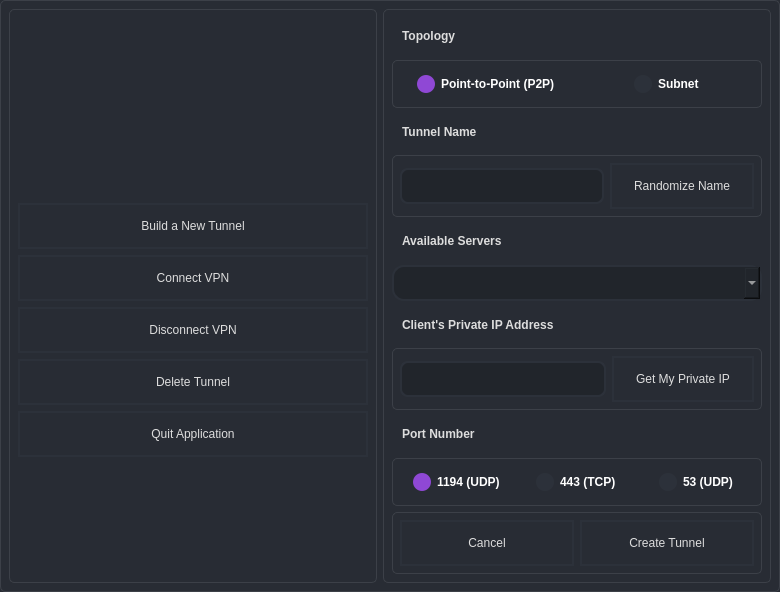
Qt form resources/ui/dashboard.ui (jbjulia/tunnel-vision) before a commit.
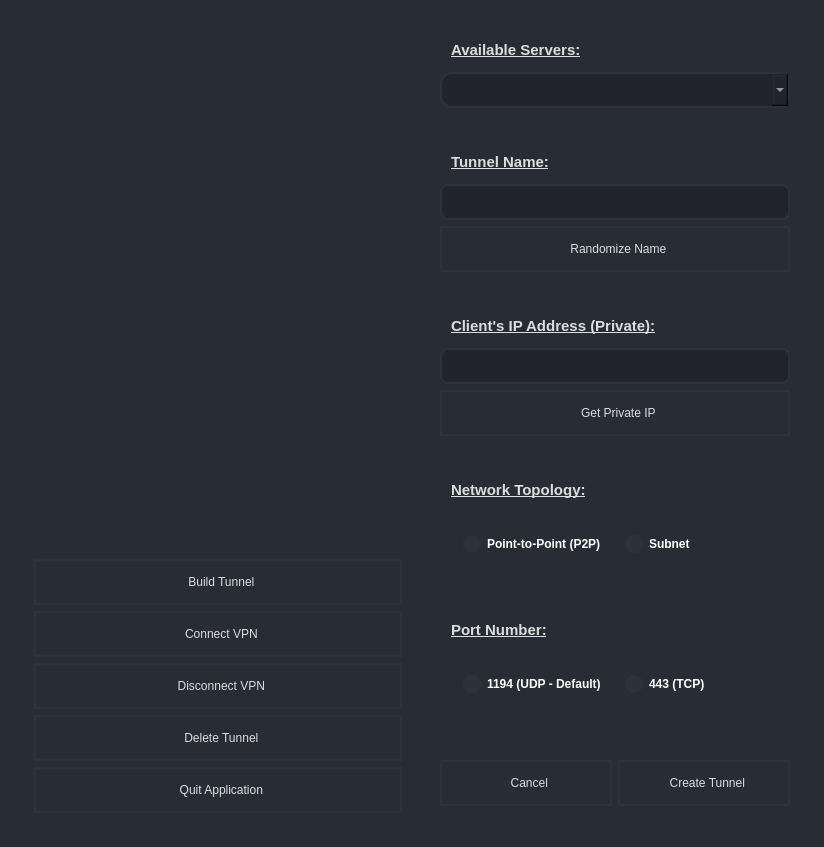
The same form after that commit. Icons and pictures are not drawn.

Diff of the .ui file:
```diff
--- a/resources/ui/dashboard.ui
+++ b/resources/ui/dashboard.ui
@@ -6,29 +6,23 @@
    <rect>
     <x>0</x>
     <y>0</y>
-    <width>780</width>
-    <height>592</height>
+    <width>824</width>
+    <height>847</height>
    </rect>
   </property>
   <property name="windowTitle">
    <string>Guardians of the Gateway - Tunnel Vision</string>
   </property>
   <property name="styleSheet">
-   <string notr="true">/* Global QWidget settings */
+   <string notr="true">/* Global QWidget Settings */
 QWidget {
     color: #DDD;
-    font: 12pt &quot;Ubuntu&quot;;
+    font: 11pt &quot;Ubuntu&quot;;
     background-color: #282C34;
-    border: 1px solid #3C4048;
     border-radius: 5px;
     padding: 7px;
 }
 
-/* Main Window */
-QMainWindow {
-    border: none;
-}
-
 /* ToolTips */
 QToolTip {
     color: #FFF;
@@ -43,7 +37,7 @@
     border: 2px solid #2C313A;
     background-color: transparent;
     padding: 14px 22px;
-    border-radius: 25px;
+    border-radius: 24px;
     outline: none;
 }
 
@@ -141,26 +135,31 @@
   <widget class="QWidget" name="centralwidget">
    <layout class="QHBoxLayout" name="horizontalLayout">
     <item>
-     <widget class="QWidget" name="wgtMainMenu" native="true">
-      <layout class="QVBoxLayout" name="verticalLayout">
-       <item alignment="Qt::AlignHCenter">
-        <widget class="QLabel" name="lblConnectionStatus">
-         <property name="text">
-          <string/>
-         </property>
-        </widget>
-       </item>
-       <item alignment="Qt::AlignHCenter">
+     <widget class="QWidget" name="wgtMenu" native="true">
+      <property name="minimumSize">
+       <size>
+        <width>400</width>
+        <height>0</height>
+       </size>
+      </property>
+      <property name="maximumSize">
+       <size>
+        <width>600</width>
+        <height>16777215</height>
+       </size>
+      </property>
+      <layout class="QGridLayout" name="gridLayout_2">
+       <item row="1" column="0" alignment="Qt::AlignTop">
         <widget class="QLabel" name="lblLogo">
          <property name="text">
           <string/>
          </property>
-         <property name="scaledContents">
-          <bool>true</bool>
+         <property name="alignment">
+          <set>Qt::AlignCenter</set>
          </property>
         </widget>
        </item>
-       <item>
+       <item row="2" column="0">
         <spacer name="verticalSpacer">
          <property name="orientation">
           <enum>Qt::Vertical</enum>
@@ -173,402 +172,407 @@
          </property>
         </spacer>
        </item>
-       <item alignment="Qt::AlignHCenter">
-        <widget class="QPushButton" name="btnBuildNewTunnel">
+       <item row="3" column="0" alignment="Qt::AlignHCenter">
+        <widget class="QFrame" name="frmMenu">
          <property name="minimumSize">
           <size>
-           <width>350</width>
+           <width>400</width>
            <height>0</height>
           </size>
          </property>
-         <property name="maximumSize">
-          <size>
-           <width>350</width>
-           <height>16777215</height>
-          </size>
+         <property name="frameShape">
+          <enum>QFrame::StyledPanel</enum>
          </property>
-         <property name="text">
-          <string>Build a New Tunnel</string>
+         <property name="frameShadow">
+          <enum>QFrame::Raised</enum>
          </property>
+         <layout class="QVBoxLayout" name="verticalLayout">
+          <item>
+           <widget class="QPushButton" name="btnBuildTunnel">
+            <property name="text">
+             <string>  Build Tunnel</string>
+            </property>
+           </widget>
+          </item>
+          <item>
+           <widget class="QPushButton" name="btnConnectVPN">
+            <property name="text">
+             <string>  Connect VPN</string>
+            </property>
+           </widget>
+          </item>
+          <item>
+           <widget class="QPushButton" name="btnDisconnectVPN">
+            <property name="text">
+             <string>  Disconnect VPN</string>
+            </property>
+           </widget>
+          </item>
+          <item>
+           <widget class="QPushButton" name="btnDeleteTunnel">
+            <property name="text">
+             <string>  Delete Tunnel</string>
+            </property>
+           </widget>
+          </item>
+          <item>
+           <widget class="QPushButton" name="btnQuitApplication">
+            <property name="text">
+             <string>  Quit Application</string>
+            </property>
+           </widget>
+          </item>
+         </layout>
         </widget>
        </item>
-       <item alignment="Qt::AlignHCenter">
-        <widget class="QPushButton" name="btnConnectVPN">
-         <property name="minimumSize">
-          <size>
-           <width>350</width>
-           <height>0</height>
-          </size>
-         </property>
-         <property name="maximumSize">
-          <size>
-           <width>350</width>
-           <height>16777215</height>
-          </size>
-         </property>
+       <item row="0" column="0" alignment="Qt::AlignTop">
+        <widget class="QLabel" name="lblConnectionStatus">
          <property name="text">
-          <string>Connect VPN</string>
+          <string/>
          </property>
-        </widget>
-       </item>
-       <item alignment="Qt::AlignHCenter">
-        <widget class="QPushButton" name="btnDisconnectVPN">
-         <property name="minimumSize">
-          <size>
-           <width>350</width>
-           <height>0</height>
-          </size>
+         <property name="alignment">
+          <set>Qt::AlignCenter</set>
          </property>
-         <property name="maximumSize">
-          <size>
-           <width>350</width>
-           <height>16777215</height>
-          </size>
-         </property>
-         <property name="text">
-          <string>Disconnect VPN</string>
-         </property>
         </widget>
        </item>
-       <item alignment="Qt::AlignHCenter">
-        <widget class="QPushButton" name="btnDeleteTunnel">
-         <property name="minimumSize">
-          <size>
-           <width>350</width>
-           <height>0</height>
-          </size>
-         </property>
-         <property name="maximumSize">
-          <size>
-           <width>350</width>
-           <height>16777215</height>
-          </size>
-         </property>
-         <property name="text">
-          <string>Delete Tunnel</string>
-         </property>
-        </widget>
-       </item>
-       <item alignment="Qt::AlignHCenter">
-        <widget class="QPushButton" name="btnQuitApplication">
-         <property name="minimumSize">
-          <size>
-           <width>350</width>
-           <height>0</height>
-          </size>
-         </property>
-         <property name="maximumSize">
-          <size>
-           <width>350</width>
-           <height>16777215</height>
-          </size>
-         </property>
-         <property name="text">
-          <string>Quit Application</string>
-         </property>
-        </widget>
-       </item>
-       <item>
-        <spacer name="verticalSpacer_2">
-         <property name="orientation">
-          <enum>Qt::Vertical</enum>
-         </property>
-         <property name="sizeHint" stdset="0">
-          <size>
-           <width>20</width>
-           <height>40</height>
-          </size>
-         </property>
-        </spacer>
-       </item>
       </layout>
      </widget>
     </item>
     <item>
      <widget class="QWidget" name="wgtConfiguration" native="true">
-      <layout class="QVBoxLayout" name="verticalLayout_2">
-       <item>
-        <widget class="QLabel" name="lblTopology">
-         <property name="text">
-          <string>Topology</string>
+      <property name="minimumSize">
+       <size>
+        <width>400</width>
+        <height>0</height>
+       </size>
+      </property>
+      <property name="maximumSize">
+       <size>
+        <width>600</width>
+        <height>16777215</height>
+       </size>
+      </property>
+      <layout class="QGridLayout" name="gridLayout">
+       <item row="0" column="0">
+        <widget class="QFrame" name="frmAvailableServers">
+         <property name="maximumSize">
+          <size>
+           <width>550</width>
+           <height>16777215</height>
+          </size>
          </property>
-        </widget>
-       </item>
-       <item alignment="Qt::AlignTop">
-        <widget class="QFrame" name="frmTopology">
          <property name="frameShape">
-          <enum>QFrame::NoFrame</enum>
+          <enum>QFrame::StyledPanel</enum>
          </property>
          <property name="frameShadow">
           <enum>QFrame::Raised</enum>
          </property>
-         <layout class="QHBoxLayout" name="horizontalLayout_2">
-          <property name="leftMargin">
-           <number>0</number>
-          </property>
-          <property name="topMargin">
-           <number>0</number>
-          </property>
-          <property name="rightMargin">
-           <number>0</number>
-          </property>
-          <property name="bottomMargin">
-           <number>0</number>
-          </property>
-          <item alignment="Qt::AlignHCenter">
-           <widget class="QRadioButton" name="radP2P">
-            <property name="toolTip">
-             <string>Best for direct connections between two systems. Low-latency
-                                                        but less flexible.
-                                                    </string>
+         <layout class="QVBoxLayout" name="verticalLayout_2">
+          <item>
+           <widget class="QLabel" name="lblAvailableServers">
+            <property name="font">
+             <font>
+              <family>Ubuntu</family>
+              <pointsize>11</pointsize>
+              <italic>false</italic>
+              <bold>true</bold>
+              <underline>true</underline>
+             </font>
             </property>
             <property name="text">
-             <string>Point-to-Point (P2P)</string>
-            </property>
-            <property name="checked">
-             <bool>true</bool>
+             <string>Available Servers:</string>
             </property>
            </widget>
           </item>
-          <item alignment="Qt::AlignHCenter">
-           <widget class="QRadioButton" name="radSubnet">
-            <property name="toolTip">
-             <string>Ideal for multiple connections through a single server. More
-                                                        flexible but higher latency.
-                                                    </string>
+          <item>
+           <widget class="QComboBox" name="cmbAvailableServers">
+            <property name="currentIndex">
+             <number>-1</number>
             </property>
-            <property name="text">
-             <string>Subnet</string>
-            </property>
+            <item>
+             <property name="text">
+              <string>Bangalore (blr1)</string>
+             </property>
+            </item>
+            <item>
+             <property name="text">
+              <string>Frankfurt (fra1)</string>
+             </property>
+            </item>
+            <item>
+             <property name="text">
+              <string>London (lon1)</string>
+             </property>
+            </item>
+            <item>
+             <property name="text">
+              <string>New York (nyc1)</string>
+             </property>
+            </item>
+            <item>
+             <property name="text">
+              <string>San Francisco (sfo3)</string>
+             </property>
+            </item>
            </widget>
           </item>
          </layout>
         </widget>
        </item>
-       <item>
-        <widget class="QLabel" name="lblTunnelName">
-         <property name="text">
-          <string>Tunnel Name</string>
-         </property>
-        </widget>
-       </item>
-       <item>
+       <item row="1" column="0">
         <widget class="QFrame" name="frmTunnelName">
+         <property name="maximumSize">
+          <size>
+           <width>550</width>
+           <height>16777215</height>
+          </size>
+         </property>
          <property name="frameShape">
-          <enum>QFrame::NoFrame</enum>
+          <enum>QFrame::StyledPanel</enum>
          </property>
          <property name="frameShadow">
           <enum>QFrame::Raised</enum>
          </property>
-         <layout class="QHBoxLayout" name="horizontalLayout_6">
-          <property name="leftMargin">
-           <number>0</number>
-          </property>
-          <property name="topMargin">
-           <number>0</number>
-          </property>
-          <property name="rightMargin">
-           <number>0</number>
-          </property>
-          <property name="bottomMargin">
-           <number>0</number>
-          </property>
+         <layout class="QVBoxLayout" name="verticalLayout_3">
           <item>
-           <widget class="QLineEdit" name="txtTunnelName"/>
+           <widget class="QLabel" name="lblTunnelName">
+            <property name="font">
+             <font>
+              <family>Ubuntu</family>
+              <pointsize>11</pointsize>
+              <italic>false</italic>
+              <bold>true</bold>
+              <underline>true</underline>
+             </font>
+            </property>
+            <property name="text">
+             <string>Tunnel Name:</string>
+            </property>
+           </widget>
+          </item>
+          <item>
+           <widget class="QLineEdit" name="txtTunnelName">
+            <property name="alignment">
+             <set>Qt::AlignCenter</set>
+            </property>
+           </widget>
           </item>
           <item>
            <widget class="QPushButton" name="btnRandomizeName">
             <property name="text">
-             <string>Randomize Name</string>
+             <string>  Randomize Name</string>
             </property>
            </widget>
           </item>
          </layout>
         </widget>
        </item>
-       <item>
-        <widget class="QLabel" name="lblAvailableServers">
-         <property name="text">
-          <string>Available Servers</string>
-         </property>
-        </widget>
-       </item>
-       <item>
-        <widget class="QComboBox" name="cmbAvailableServers">
-         <property name="currentIndex">
-          <number>-1</number>
-         </property>
-         <item>
-          <property name="text">
-           <string>Bangalore (blr1)</string>
-          </property>
-         </item>
-         <item>
-          <property name="text">
-           <string>Frankfurt (fra1)</string>
-          </property>
-         </item>
-         <item>
-          <property name="text">
-           <string>London (lon1)</string>
-          </property>
-         </item>
-         <item>
-          <property name="text">
-           <string>New York (nyc1)</string>
-          </property>
-         </item>
-         <item>
-          <property name="text">
-           <string>San Francisco (sfo3)</string>
-          </property>
-         </item>
-        </widget>
-       </item>
-       <item>
-        <widget class="QLabel" name="lblClientPrivateIP">
-         <property name="text">
-          <string>Client's Private IP Address</string>
-         </property>
-        </widget>
-       </item>
-       <item>
+       <item row="2" column="0">
         <widget class="QFrame" name="frmClientPrivateIP">
+         <property name="maximumSize">
+          <size>
+           <width>550</width>
+           <height>16777215</height>
+          </size>
+         </property>
          <property name="frameShape">
-          <enum>QFrame::NoFrame</enum>
+          <enum>QFrame::StyledPanel</enum>
          </property>
          <property name="frameShadow">
           <enum>QFrame::Raised</enum>
          </property>
-         <layout class="QHBoxLayout" name="horizontalLayout_3">
-          <property name="leftMargin">
-           <number>0</number>
-          </property>
-          <property name="topMargin">
-           <number>0</number>
-          </property>
-          <property name="rightMargin">
-           <number>0</number>
-          </property>
-          <property name="bottomMargin">
-           <number>0</number>
-          </property>
+         <layout class="QVBoxLayout" name="verticalLayout_4">
           <item>
-           <widget class="QLineEdit" name="txtClientPrivateIP"/>
+           <widget class="QLabel" name="lblClientPrivateIP">
+            <property name="font">
+             <font>
+              <family>Ubuntu</family>
+              <pointsize>11</pointsize>
+              <italic>false</italic>
+              <bold>true</bold>
+              <underline>true</underline>
+             </font>
+            </property>
+            <property name="text">
+             <string>Client's IP Address (Private):</string>
+            </property>
+           </widget>
+          </item>
+          <item>
+           <widget class="QLineEdit" name="txtClientPrivateIP">
+            <property name="alignment">
+             <set>Qt::AlignCenter</set>
+            </property>
+           </widget>
           </item>
           <item>
            <widget class="QPushButton" name="btnGetPrivateIP">
             <property name="text">
-             <string>Get My Private IP</string>
+             <string>  Get Private IP</string>
             </property>
            </widget>
           </item>
          </layout>
         </widget>
        </item>
-       <item>
-        <widget class="QLabel" name="lblPortNumber">
-         <property name="text">
-          <string>Port Number</string>
+       <item row="3" column="0">
+        <widget class="QFrame" name="frmNetworkTopology">
+         <property name="maximumSize">
+          <size>
+           <width>550</width>
+           <height>16777215</height>
+          </size>
          </property>
+         <property name="frameShape">
+          <enum>QFrame::StyledPanel</enum>
+         </property>
+         <property name="frameShadow">
+          <enum>QFrame::Raised</enum>
+         </property>
+         <layout class="QVBoxLayout" name="verticalLayout_5">
+          <item>
+           <widget class="QLabel" name="lblNetworkTopology">
+            <property name="font">
+             <font>
+              <family>Ubuntu</family>
+              <pointsize>11</pointsize>
+              <italic>false</italic>
+              <bold>true</bold>
+              <underline>true</underline>
+             </font>
+            </property>
+            <property name="text">
+             <string>Network Topology:</string>
+            </property>
+           </widget>
+          </item>
+          <item>
+           <widget class="QFrame" name="frmTopology">
+            <property name="frameShape">
+             <enum>QFrame::StyledPanel</enum>
+            </property>
+            <property name="frameShadow">
+             <enum>QFrame::Raised</enum>
+            </property>
+            <layout class="QHBoxLayout" name="horizontalLayout_2">
+             <item>
+              <widget class="QRadioButton" name="radP2P">
+               <property name="toolTip">
+                <string>Ideal for creating a direct link between two network nodes. Typically faster but lacks some advanced features.</string>
+               </property>
+               <property name="text">
+                <string>Point-to-Point (P2P)</string>
+               </property>
+              </widget>
+             </item>
+             <item>
+              <widget class="QRadioButton" name="radSubnet">
+               <property name="toolTip">
+                <string>Suitable for connecting multiple devices in a network segment. Offers more control and advanced routing options.</string>
+               </property>
+               <property name="text">
+                <string>Subnet</string>
+               </property>
+              </widget>
+             </item>
+            </layout>
+           </widget>
+          </item>
+         </layout>
         </widget>
        </item>
-       <item>
+       <item row="4" column="0">
         <widget class="QFrame" name="frmPortNumber">
+         <property name="maximumSize">
+          <size>
+           <width>550</width>
+           <height>16777215</height>
+          </size>
+         </property>
          <property name="frameShape">
-          <enum>QFrame::NoFrame</enum>
+          <enum>QFrame::StyledPanel</enum>
          </property>
          <property name="frameShadow">
           <enum>QFrame::Raised</enum>
          </property>
-         <layout class="QHBoxLayout" name="horizontalLayout_4">
-          <property name="leftMargin">
-           <number>0</number>
-          </property>
-          <property name="topMargin">
-           <number>0</number>
-          </property>
-          <property name="rightMargin">
-           <number>0</number>
-          </property>
-          <property name="bottomMargin">
-           <number>0</number>
-          </property>
-          <item alignment="Qt::AlignHCenter">
-           <widget class="QRadioButton" name="rad1194UDP">
-            <property name="toolTip">
-             <string>Official IANA port for OpenVPN. UDP is faster and uses fewer
-                                                        resources than TCP.
-                                                    </string>
+         <layout class="QVBoxLayout" name="verticalLayout_6">
+          <item>
+           <widget class="QLabel" name="lblPortNumber">
+            <property name="font">
+             <font>
+              <family>Ubuntu</family>
+              <pointsize>11</pointsize>
+              <italic>false</italic>
+              <bold>true</bold>
+              <underline>true</underline>
+             </font>
             </property>
             <property name="text">
-             <string>1194 (UDP)</string>
+             <string>Port Number:</string>
             </property>
-            <property name="checked">
-             <bool>true</bool>
-            </property>
            </widget>
           </item>
-          <item alignment="Qt::AlignHCenter">
-           <widget class="QRadioButton" name="rad443TCP">
-            <property name="toolTip">
-             <string>Standard HTTPS port. Using TCP 443 masks VPN traffic as web
-                                                        traffic, useful for bypassing VPN blocks.
-                                                    </string>
+          <item>
+           <widget class="QFrame" name="frmPort">
+            <property name="frameShape">
+             <enum>QFrame::StyledPanel</enum>
             </property>
-            <property name="text">
-             <string>443 (TCP)</string>
+            <property name="frameShadow">
+             <enum>QFrame::Raised</enum>
             </property>
-           </widget>
-          </item>
-          <item alignment="Qt::AlignHCenter">
-           <widget class="QRadioButton" name="rad53UDP">
-            <property name="toolTip">
-             <string>Standard DNS port. Using UDP 53 mimics DNS traffic, aiding
-                                                        in bypassing restrictions but risks flagging in monitored
-                                                        networks.
-                                                    </string>
-            </property>
-            <property name="text">
-             <string>53 (UDP)</string>
-            </property>
+            <layout class="QHBoxLayout" name="horizontalLayout_3">
+             <item>
+              <widget class="QRadioButton" name="rad1194">
+               <property name="toolTip">
+                <string>Standard port for OpenVPN over UDP. Known for fast data transmission but less reliable compared to TCP.</string>
+               </property>
+               <property name="text">
+                <string>1194 (UDP - Default)</string>
+               </property>
+              </widget>
+             </item>
+             <item>
+              <widget class="QRadioButton" name="rad443">
+               <property name="toolTip">
+                <string>Commonly used for secure web traffic (HTTPS). More reliable but can be slower than UDP. Easier to bypass firewalls.</string>
+               </property>
+               <property name="text">
+                <string>443 (TCP)</string>
+               </property>
+              </widget>
+             </item>
+            </layout>
            </widget>
           </item>
          </layout>
         </widget>
        </item>
-       <item>
+       <item row="5" column="0">
         <widget class="QFrame" name="frmActions">
+         <property name="maximumSize">
+          <size>
+           <width>550</width>
+           <height>16777215</height>
+          </size>
+         </property>
          <property name="frameShape">
-          <enum>QFrame::NoFrame</enum>
+          <enum>QFrame::StyledPanel</enum>
          </property>
          <property name="frameShadow">
           <enum>QFrame::Raised</enum>
          </property>
-         <layout class="QHBoxLayout" name="horizontalLayout_5">
-          <property name="leftMargin">
-           <number>0</number>
-          </property>
-          <property name="topMargin">
-           <number>0</number>
-          </property>
-          <property name="rightMargin">
-           <number>0</number>
-          </property>
-          <property name="bottomMargin">
-           <number>0</number>
-          </property>
+         <layout class="QHBoxLayout" name="horizontalLayout_4">
           <item>
-           <widget class="QPushButton" name="btnStartOver">
+           <widget class="QPushButton" name="btnCancel">
             <property name="text">
-             <string>Cancel</string>
+             <string>  Cancel</string>
             </property>
            </widget>
           </item>
           <item>
            <widget class="QPushButton" name="btnCreateTunnel">
             <property name="text">
-             <string>Create Tunnel</string>
+             <string>  Create Tunnel</string>
             </property>
            </widget>
           </item>
```
Left out of the diff: 2 changed lines with no effect on the pictures.
